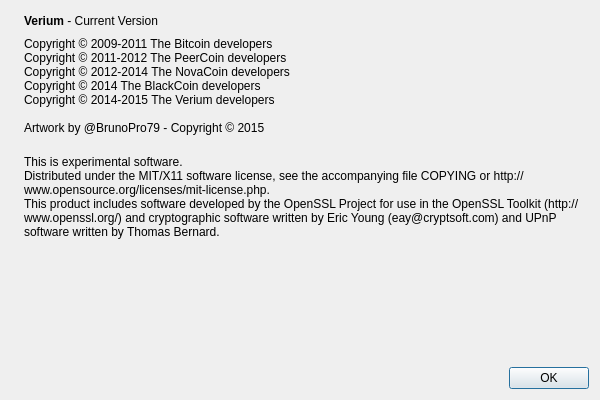
First picture: the form in src/qt/forms/aboutdialog.ui, repository verimad/verium, before the edit.
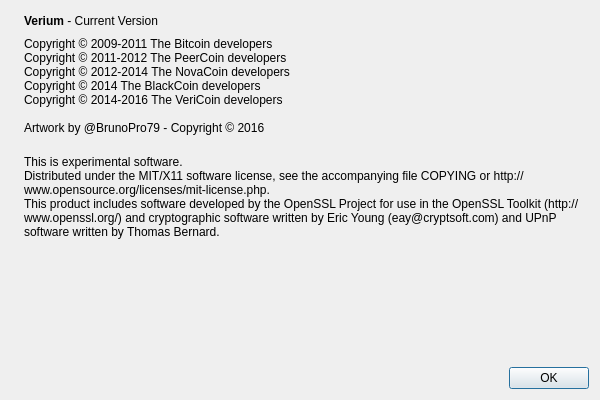
Second picture: the form after the edit. Icons and pictures are not drawn.

```diff
--- a/src/qt/forms/aboutdialog.ui
+++ b/src/qt/forms/aboutdialog.ui
@@ -74,6 +74,12 @@
      </item>
      <item>
       <widget class="QLabel" name="copyrightLabel">
+       <property name="maximumSize">
+        <size>
+         <width>16777215</width>
+         <height>512</height>
+        </size>
+       </property>
        <property name="cursor">
         <cursorShape>IBeamCursor</cursorShape>
        </property>
@@ -82,9 +88,9 @@
 Copyright © 2011-2012 The PeerCoin developers
 Copyright © 2012-2014 The NovaCoin developers
 Copyright © 2014 The BlackCoin developers
-Copyright © 2014-2015 The Verium developers
+Copyright © 2014-2016 The VeriCoin developers
 
-Artwork by @BrunoPro79 - Copyright © 2015
+Artwork by @BrunoPro79 - Copyright © 2016
 </string>
        </property>
        <property name="textInteractionFlags">
```
